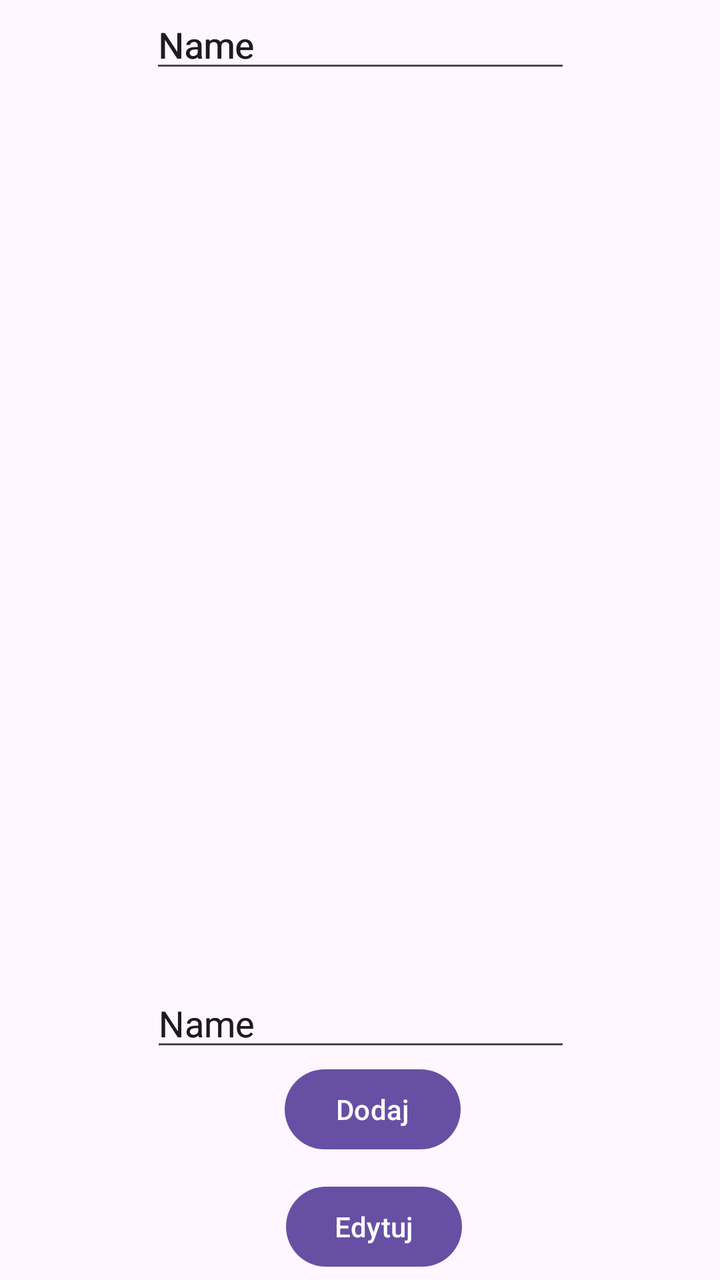
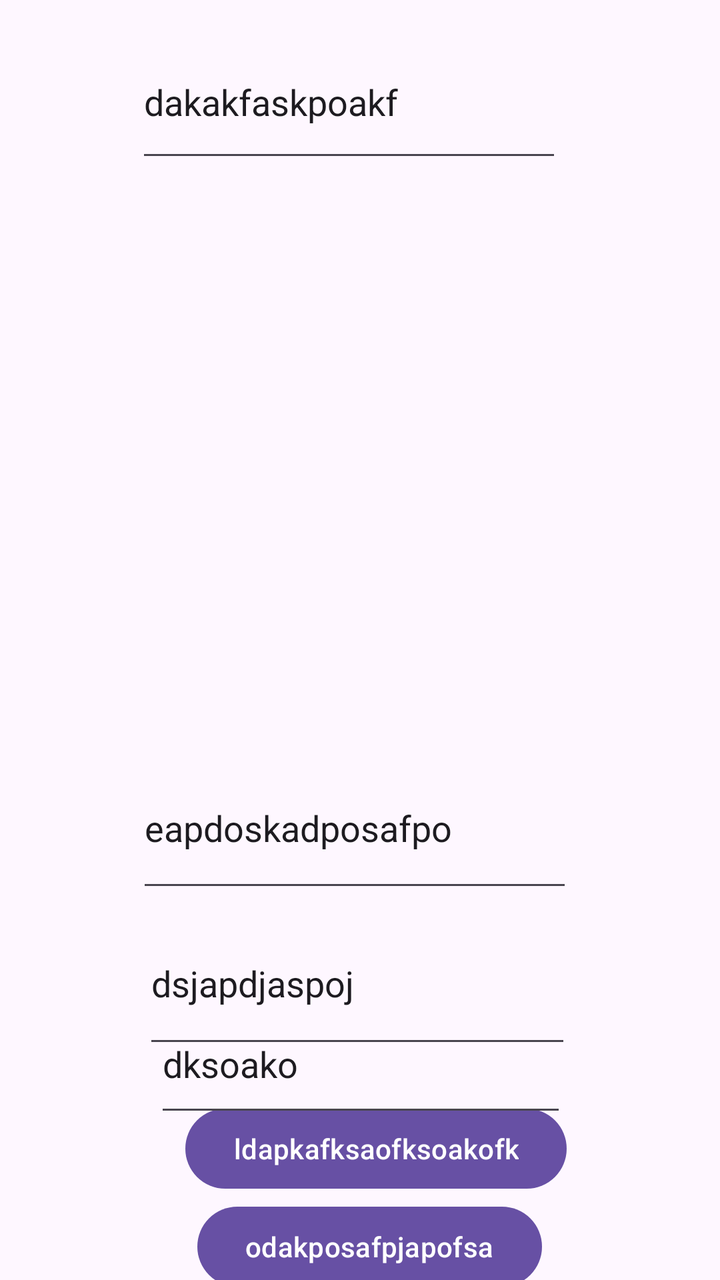

Before-and-after screenshots of an Android layout around one commit, followed by the original layout XML and the change that was made.
<!-- AndroidManifest.xml: application theme Theme.Roomzadanie -->
<!-- res/layout/activity_main.xml -->
<?xml version="1.0" encoding="utf-8"?>
<androidx.constraintlayout.widget.ConstraintLayout xmlns:android="http://schemas.android.com/apk/res/android"
    xmlns:app="http://schemas.android.com/apk/res-auto"
    xmlns:tools="http://schemas.android.com/tools"
    android:id="@+id/main"
    android:layout_width="match_parent"
    android:layout_height="match_parent"
    tools:context=".MainActivity">

    <ListView
        android:id="@+id/listView"
        android:layout_width="409dp"
        android:layout_height="354dp"
        tools:layout_editor_absoluteX="1dp"
        tools:layout_editor_absoluteY="1dp" />

    <Button
        android:id="@+id/button"
        android:layout_width="wrap_content"
        android:layout_height="wrap_content"
        android:layout_marginTop="52dp"
        android:text="Dodaj"
        app:layout_constraintBottom_toBottomOf="parent"
        app:layout_constraintEnd_toEndOf="parent"
        app:layout_constraintHorizontal_bias="0.523"
        app:layout_constraintStart_toStartOf="parent"
        app:layout_constraintTop_toBottomOf="@+id/listView"
        app:layout_constraintVertical_bias="0.67" />

    <EditText
        android:id="@+id/nazwa_ksiazki"
        android:layout_width="wrap_content"
        android:layout_height="wrap_content"
        android:ems="10"
        android:inputType="text"
        android:text="Name"
        app:layout_constraintEnd_toEndOf="parent"
        app:layout_constraintStart_toStartOf="parent"
        tools:layout_editor_absoluteY="356dp" />

    <EditText
        android:id="@+id/autor"
        android:layout_width="wrap_content"
        android:layout_height="wrap_content"
        android:layout_marginTop="8dp"
        android:ems="10"
        android:inputType="text"
        android:text="Name"
        app:layout_constraintEnd_toEndOf="parent"
        app:layout_constraintHorizontal_bias="0.502"
        app:layout_constraintStart_toStartOf="parent"
        app:layout_constraintTop_toBottomOf="@+id/editTextText" />

    <EditText
        android:id="@+id/ilosc_stron"
        android:layout_width="wrap_content"
        android:layout_height="wrap_content"
        android:ems="10"
        android:inputType="text"
        android:text="Name"
        app:layout_constraintBottom_toTopOf="@+id/button"
        app:layout_constraintEnd_toEndOf="parent"
        app:layout_constraintHorizontal_bias="0.502"
        app:layout_constraintStart_toStartOf="parent"
        app:layout_constraintTop_toBottomOf="@+id/editTextText2"
        app:layout_constraintVertical_bias="0.0" />

    <EditText
        android:id="@+id/gatunek"
        android:layout_width="wrap_content"
        android:layout_height="wrap_content"
        android:ems="10"
        android:inputType="text"
        android:text="Name"
        app:layout_constraintBottom_toTopOf="@+id/button"
        app:layout_constraintEnd_toEndOf="parent"
        app:layout_constraintHorizontal_bias="0.502"
        app:layout_constraintStart_toStartOf="parent"
        app:layout_constraintTop_toBottomOf="@+id/editTextText3"
        app:layout_constraintVertical_bias="0.166" />

    <Button
        android:id="@+id/dodaj"
        android:layout_width="wrap_content"
        android:layout_height="wrap_content"
        android:layout_marginTop="8dp"
        android:text="Edytuj"
        app:layout_constraintBottom_toBottomOf="parent"
        app:layout_constraintEnd_toEndOf="parent"
        app:layout_constraintHorizontal_bias="0.526"
        app:layout_constraintStart_toStartOf="parent"
        app:layout_constraintTop_toBottomOf="@+id/button" />

</androidx.constraintlayout.widget.ConstraintLayout>
<!-- resources referenced by this layout -->
<resources>
  <style name="Theme.Roomzadanie" parent="Base.Theme.Roomzadanie" />
  <style name="Base.Theme.Roomzadanie" parent="Theme.Material3.DayNight.NoActionBar">
          
          
      </style>
</resources>

<!-- the commit's change to res/layout/activity_main.xml (unified diff, before → after) -->
@@ -9,82 +9,94 @@
 
     <ListView
         android:id="@+id/listView"
-        android:layout_width="409dp"
-        android:layout_height="354dp"
-        tools:layout_editor_absoluteX="1dp"
-        tools:layout_editor_absoluteY="1dp" />
+        android:layout_width="378dp"
+        android:layout_height="277dp"
+        app:layout_constraintBottom_toBottomOf="@+id/nazwa_ksiazki"
+        app:layout_constraintEnd_toEndOf="parent"
+        app:layout_constraintHorizontal_bias="0.515"
+        app:layout_constraintStart_toStartOf="parent"
+        app:layout_constraintTop_toBottomOf="@+id/autor"
+        app:layout_constraintVertical_bias="0.0" />
 
     <Button
         android:id="@+id/button"
+        android:name="Dodaj"
         android:layout_width="wrap_content"
         android:layout_height="wrap_content"
         android:layout_marginTop="52dp"
-        android:text="Dodaj"
+        android:text="ldapkafksaofksoakofk"
         app:layout_constraintBottom_toBottomOf="parent"
         app:layout_constraintEnd_toEndOf="parent"
-        app:layout_constraintHorizontal_bias="0.523"
+        app:layout_constraintHorizontal_bias="0.547"
         app:layout_constraintStart_toStartOf="parent"
         app:layout_constraintTop_toBottomOf="@+id/listView"
-        app:layout_constraintVertical_bias="0.67" />
+        app:layout_constraintVertical_bias="0.764" />
 
     <EditText
         android:id="@+id/nazwa_ksiazki"
-        android:layout_width="wrap_content"
-        android:layout_height="wrap_content"
+        android:layout_width="218dp"
+        android:layout_height="77dp"
+        android:layout_marginTop="288dp"
         android:ems="10"
         android:inputType="text"
-        android:text="Name"
+        android:text="eapdoskadposafpo"
         app:layout_constraintEnd_toEndOf="parent"
+        app:layout_constraintHorizontal_bias="0.481"
         app:layout_constraintStart_toStartOf="parent"
-        tools:layout_editor_absoluteY="356dp" />
+        app:layout_constraintTop_toBottomOf="@+id/autor" />
 
     <EditText
         android:id="@+id/autor"
-        android:layout_width="wrap_content"
-        android:layout_height="wrap_content"
-        android:layout_marginTop="8dp"
+        android:name="Named"
+        android:layout_width="213dp"
+        android:layout_height="73dp"
         android:ems="10"
         android:inputType="text"
-        android:text="Name"
+        android:text="dakakfaskpoakf"
+        app:layout_constraintBottom_toBottomOf="parent"
         app:layout_constraintEnd_toEndOf="parent"
-        app:layout_constraintHorizontal_bias="0.502"
+        app:layout_constraintHorizontal_bias="0.462"
         app:layout_constraintStart_toStartOf="parent"
-        app:layout_constraintTop_toBottomOf="@+id/editTextText" />
+        app:layout_constraintTop_toTopOf="parent"
+        app:layout_constraintVertical_bias="0.023" />
 
     <EditText
         android:id="@+id/ilosc_stron"
-        android:layout_width="wrap_content"
-        android:layout_height="wrap_content"
+        android:layout_width="206dp"
+        android:layout_height="66dp"
         android:ems="10"
-        android:inputType="text"
-        android:text="Name"
+        android:inputType="number"
+        android:text="dksoako"
         app:layout_constraintBottom_toTopOf="@+id/button"
         app:layout_constraintEnd_toEndOf="parent"
         app:layout_constraintHorizontal_bias="0.502"
         app:layout_constraintStart_toStartOf="parent"
-        app:layout_constraintTop_toBottomOf="@+id/editTextText2"
-        app:layout_constraintVertical_bias="0.0" />
+        app:layout_constraintTop_toBottomOf="@+id/gatunek"
+        app:layout_constraintVertical_bias="0.716" />
 
     <EditText
         android:id="@+id/gatunek"
-        android:layout_width="wrap_content"
-        android:layout_height="wrap_content"
+        android:name="Namec"
+        android:layout_width="214dp"
+        android:layout_height="78dp"
+        android:layout_marginBottom="28dp"
         android:ems="10"
         android:inputType="text"
-        android:text="Name"
+        android:text="dsjapdjaspoj"
         app:layout_constraintBottom_toTopOf="@+id/button"
         app:layout_constraintEnd_toEndOf="parent"
-        app:layout_constraintHorizontal_bias="0.502"
+        app:layout_constraintHorizontal_bias="0.492"
         app:layout_constraintStart_toStartOf="parent"
-        app:layout_constraintTop_toBottomOf="@+id/editTextText3"
-        app:layout_constraintVertical_bias="0.166" />
+        app:layout_constraintTop_toBottomOf="@+id/nazwa_ksiazki"
+        app:layout_constraintVertical_bias="0.0" />
 
     <Button
         android:id="@+id/dodaj"
         android:layout_width="wrap_content"
         android:layout_height="wrap_content"
         android:layout_marginTop="8dp"
-        android:text="Edytuj"
+        android:name="Edytuj"
+        android:text="odakposafpjapofsa"
         app:layout_constraintBottom_toBottomOf="parent"
         app:layout_constraintEnd_toEndOf="parent"
         app:layout_constraintHorizontal_bias="0.526"
